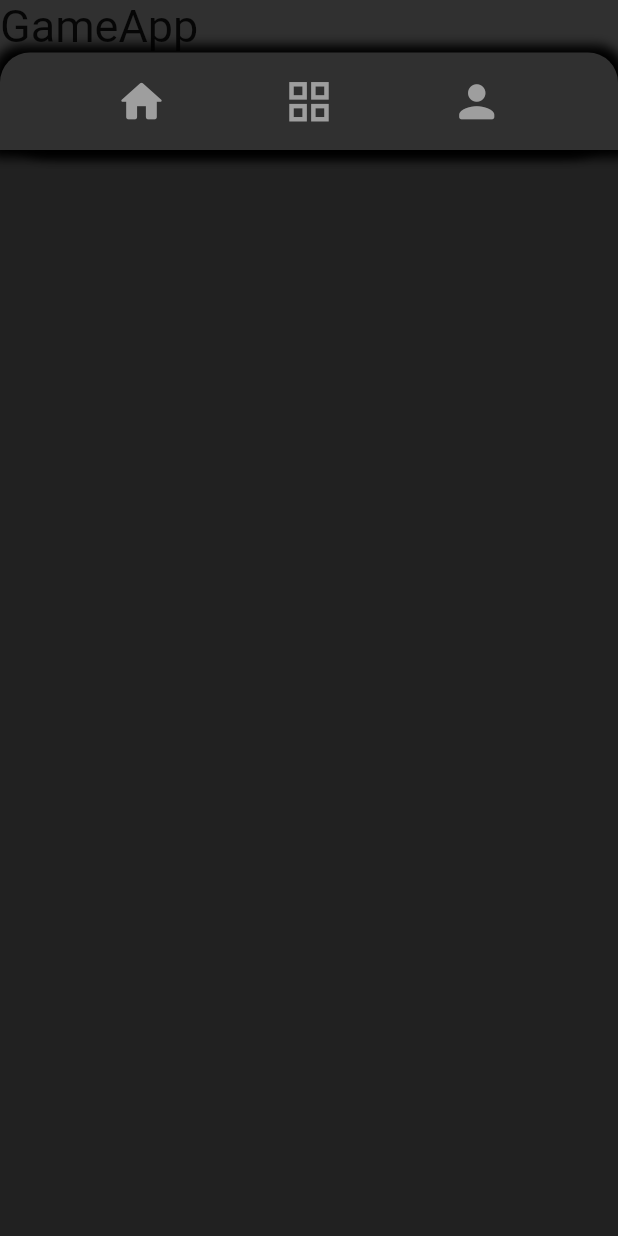
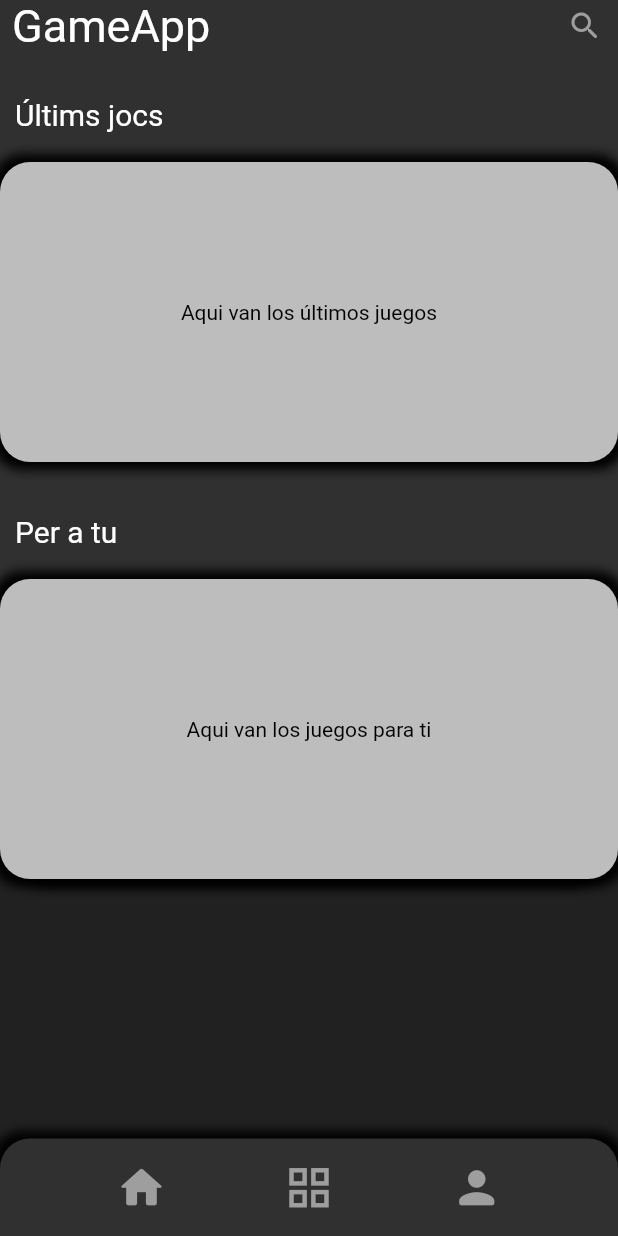
Before and after one commit to axel0915/GameApp, a Flutter app: the HomeScreen screen opened directly, on a phone screen of 412 x 824 dp. Run offline on Flutter 3.47's test engine with Material 2 defaults, Android fonts, the phone set to English and light mode, and no system bars; our stand-ins replace cloud_firestore, firebase_core; accounts and stored records are empty.

Commit message:
Mejorado HomeScreen

```diff
--- a/lib/Pantallas/HomeScreen.dart
+++ b/lib/Pantallas/HomeScreen.dart
@@ -1,8 +1,8 @@
-// ignore: file_names
-// ignore_for_file: non_constant_identifier_names, prefer_const_constructors, file_names
+// ignore_for_file: non_constant_identifier_names, prefer_const_constructors, file_names, prefer_const_literals_to_create_immutables
 
 import 'package:flutter/material.dart';
-import 'package:projecte/widgets/Usuari.dart';
+import 'package:flutter/rendering.dart';
+//import 'package:projecte/widgets/Usuari.dart';
 
 class HomeScreen extends StatefulWidget {
   const HomeScreen({Key? key}) : super(key: key);
@@ -12,7 +12,7 @@ class HomeScreen extends StatefulWidget {
 }
 
 class _HomeScreenState extends State<HomeScreen> {
-  late Usuari user;
+  //late Usuari user;
 
   @override
   Widget build(BuildContext context) {
@@ -20,6 +20,7 @@ class _HomeScreenState extends State<HomeScreen> {
       backgroundColor: Colors.grey[900],
       body: Column(
         mainAxisSize: MainAxisSize.max,
+        mainAxisAlignment: MainAxisAlignment.spaceBetween,
         crossAxisAlignment: CrossAxisAlignment.stretch,
         children: [
           Container(
@@ -38,13 +39,81 @@ class _HomeScreenState extends State<HomeScreen> {
               children: [
                 Row(
                   children: [
-                    Expanded(
+                    Padding(
+                      padding: const EdgeInsets.only(left: 8.0),
                       child: Text(
                         'GameApp',
-                        style: TextStyle(fontSize: 30),
+                        style: TextStyle(fontSize: 30, color: Colors.white),
                       ),
-                    )
+                    ),
+                    Spacer(),
+                    Padding(
+                      padding: const EdgeInsets.only(right: 10.0),
+                      child: Icon(
+                        Icons.search_rounded,
+                        color: Colors.grey,
+                      ),
+                    ),
                   ],
+                ),
+                SizedBox(
+                  height: 20,
+                ),
+                Padding(
+                  padding: const EdgeInsets.fromLTRB(10, 10, 10, 20),
+                  child: Text(
+                    'Últims jocs',
+                    style: TextStyle(fontSize: 20, color: Colors.white),
+                  ),
+                ),
+                Container(
+                  alignment: Alignment.center,
+                  child: Text(
+                    'Aqui van los últimos juegos',
+                    style: TextStyle(color: Colors.black),
+                  ),
+                  width: 100,
+                  height: 200,
+                  decoration: BoxDecoration(
+                    color: Colors.grey[400],
+                    boxShadow: [
+                      BoxShadow(
+                          color: Colors.black, spreadRadius: 5, blurRadius: 5)
+                    ],
+                    borderRadius: BorderRadius.all(
+                      Radius.circular(20),
+                    ),
+                  ),
+                ),
+                SizedBox(height: 25),
+                Padding(
+                  padding: const EdgeInsets.fromLTRB(10, 10, 10, 20),
+                  child: Text(
+                    'Per a tu',
+                    style: TextStyle(fontSize: 20, color: Colors.white),
+                  ),
+                ),
+                Container(
+                  alignment: Alignment.center,
+                  child: Text(
+                    'Aqui van los juegos para ti',
+                    style: TextStyle(color: Colors.black),
+                  ),
+                  width: 100,
+                  height: 200,
+                  decoration: BoxDecoration(
+                    color: Colors.grey[400],
+                    boxShadow: [
+                      BoxShadow(
+                          color: Colors.black, spreadRadius: 5, blurRadius: 5)
+                    ],
+                    borderRadius: BorderRadius.all(
+                      Radius.circular(20),
+                    ),
+                  ),
+                ),
+              ],
+            ),
           ),
           Align(
             alignment: Alignment.bottomCenter,
@@ -52,8 +121,7 @@ class _HomeScreenState extends State<HomeScreen> {
               height: 65,
               decoration: BoxDecoration(
                 boxShadow: [
-                        BoxShadow(
-                            color: Colors.black, spreadRadius: 5, blurRadius: 5)
+                  BoxShadow(color: Colors.black, spreadRadius: 5, blurRadius: 5)
                 ],
                 color: Colors.grey[850],
                 borderRadius: BorderRadius.only(
@@ -88,9 +156,6 @@ class _HomeScreenState extends State<HomeScreen> {
           )
         ],
       ),
-          ),
-        ],
-      ),
     );
   }
 }
```
Lines whose indentation alone changed are shown as unchanged.
